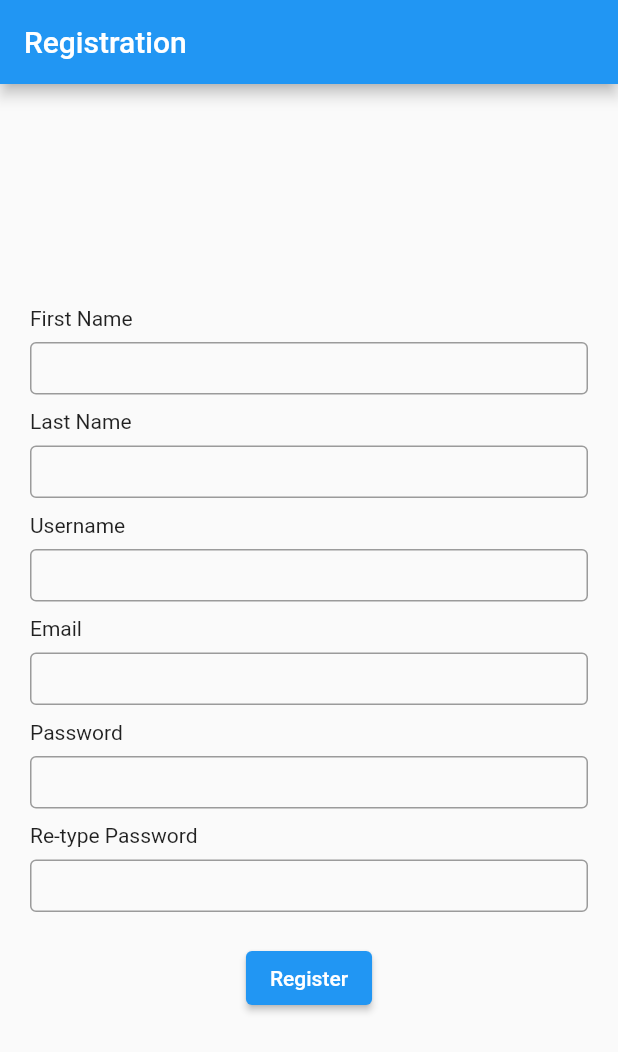
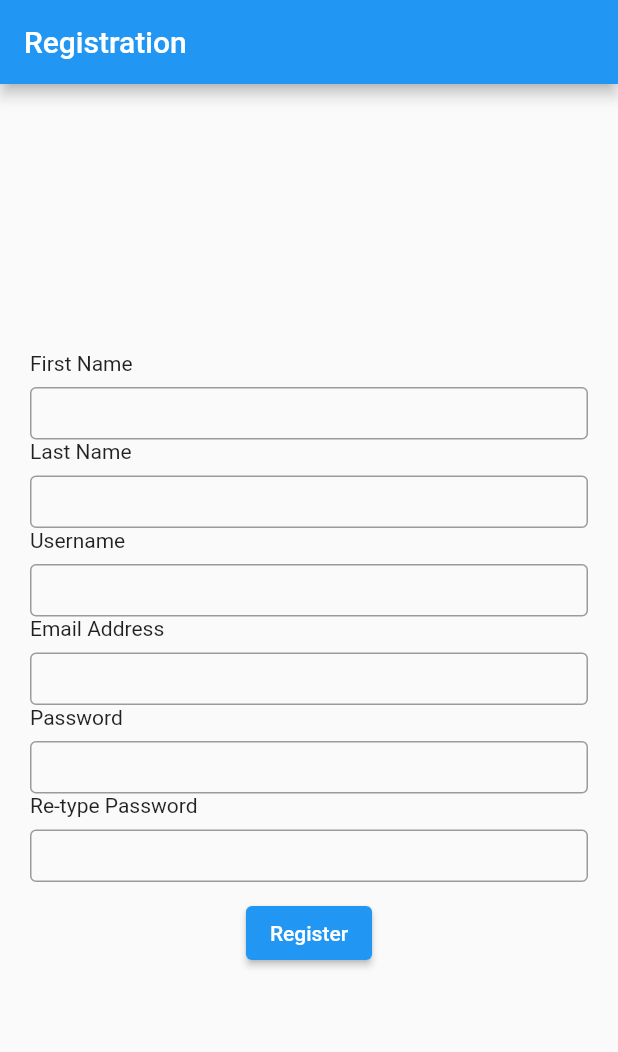
Before and after one commit to faraayeesha286941/fresh_harvest, a Flutter app: the RegistrationPage screen opened directly, after a tap on "Register", on a phone screen of 412 x 824 dp. Shown: the top 1052 px of the screen. Run offline on Flutter 3.47's test engine with Material 2 defaults, Android fonts, the phone set to English and light mode, and no system bars; our stand-ins replace fluttertoast; network calls fail.

```diff
--- /dev/null
+++ b/lib/appconfig/myconfig.dart
@@ -0,0 +1,3 @@
+class MyConfig{
+  String SERVER = "http://10.144.164.240";
+}
--- a/lib/screen/userregistration.dart
+++ b/lib/screen/userregistration.dart
@@ -1,4 +1,8 @@
 import 'package:flutter/material.dart';
+import 'package:http/http.dart' as http;
+import 'package:fluttertoast/fluttertoast.dart';
+import 'dart:convert';
+import 'package:fresh_harvest/appconfig/myconfig.dart';
 
 void main() {
   runApp(MaterialApp(
@@ -6,7 +10,46 @@ void main() {
   ));
 }
 
-class RegistrationPage extends StatelessWidget {
+class RegistrationPage extends StatefulWidget {
+  @override
+  _RegistrationPageState createState() => _RegistrationPageState();
+}
+
+class _RegistrationPageState extends State<RegistrationPage> {
+  TextEditingController firstNameController = TextEditingController();
+  TextEditingController lastNameController = TextEditingController();
+  TextEditingController usernameController = TextEditingController();
+  TextEditingController emailController = TextEditingController();
+  TextEditingController passwordController = TextEditingController();
+  TextEditingController retypePasswordController = TextEditingController();
+
+  void registerUser() async {
+  final response = await http.post(
+    Uri.parse('${MyConfig().SERVER}/fresh_harvest/php/register_user.php'),
+    body: {
+      'first_name': firstNameController.text,
+      'last_name': lastNameController.text,
+      'username': usernameController.text,
+      'email': emailController.text,
+      'password': passwordController.text,
+    },
+  );
+
+  if (response.statusCode == 200) {
+    // Adjusting the response to remove the 'success' text before decoding
+    var jsonResponse = response.body;
+    if (jsonResponse.startsWith('success')) {
+      jsonResponse = jsonResponse.substring('success'.length);
+    }
+    // Assuming server returns a JSON object on successful registration
+    var data = json.decode(jsonResponse);
+    Fluttertoast.showToast(msg: data['message']);
+  } else {
+    Fluttertoast.showToast(msg: 'Error registering user');
+  }
+}
+
+
   @override
   Widget build(BuildContext context) {
     return Scaffold(
@@ -27,15 +70,15 @@ class RegistrationPage extends StatelessWidget {
               Padding(
                 padding: EdgeInsets.symmetric(horizontal: 20.0),
                 child: TextField(
+                  controller: firstNameController,
                   decoration: InputDecoration(
                     border: OutlineInputBorder(),
                     hintText: '',
-                    isDense: true, // Reduces the height
-                    contentPadding: EdgeInsets.all(8.0), // Adjusts internal padding
+                    isDense: true,
+                    contentPadding: EdgeInsets.all(8.0),
                   ),
                 ),
               ),
-              SizedBox(height: 10),
               Padding(
                 padding: EdgeInsets.only(bottom: 8.0, left: 20.0, right: 20.0),
                 child: Align(
@@ -46,6 +89,7 @@ class RegistrationPage extends StatelessWidget {
               Padding(
                 padding: EdgeInsets.symmetric(horizontal: 20.0),
                 child: TextField(
+                  controller: lastNameController,
                   decoration: InputDecoration(
                     border: OutlineInputBorder(),
                     hintText: '',
@@ -54,7 +98,6 @@ class RegistrationPage extends StatelessWidget {
                   ),
                 ),
               ),
-              SizedBox(height: 10),
               Padding(
                 padding: EdgeInsets.only(bottom: 8.0, left: 20.0, right: 20.0),
                 child: Align(
@@ -65,6 +108,7 @@ class RegistrationPage extends StatelessWidget {
               Padding(
                 padding: EdgeInsets.symmetric(horizontal: 20.0),
                 child: TextField(
+                  controller: usernameController,
                   decoration: InputDecoration(
                     border: OutlineInputBorder(),
                     hintText: '',
@@ -73,17 +117,17 @@ class RegistrationPage extends StatelessWidget {
                   ),
                 ),
               ),
-              SizedBox(height: 10),
               Padding(
                 padding: EdgeInsets.only(bottom: 8.0, left: 20.0, right: 20.0),
                 child: Align(
                   alignment: Alignment.centerLeft,
-                  child: Text('Email'),
+                  child: Text('Email Address'),
                 ),
               ),
               Padding(
                 padding: EdgeInsets.symmetric(horizontal: 20.0),
                 child: TextField(
+                  controller: emailController,
                   decoration: InputDecoration(
                     border: OutlineInputBorder(),
                     hintText: '',
@@ -92,7 +136,6 @@ class RegistrationPage extends StatelessWidget {
                   ),
                 ),
               ),
-              SizedBox(height: 10),
               Padding(
                 padding: EdgeInsets.only(bottom: 8.0, left: 20.0, right: 20.0),
                 child: Align(
@@ -103,7 +146,7 @@ class RegistrationPage extends StatelessWidget {
               Padding(
                 padding: EdgeInsets.symmetric(horizontal: 20.0),
                 child: TextField(
-                  obscureText: true,
+                  controller: passwordController,
                   decoration: InputDecoration(
                     border: OutlineInputBorder(),
                     hintText: '',
@@ -112,7 +155,6 @@ class RegistrationPage extends StatelessWidget {
                   ),
                 ),
               ),
-              SizedBox(height: 10),
               Padding(
                 padding: EdgeInsets.only(bottom: 8.0, left: 20.0, right: 20.0),
                 child: Align(
@@ -123,7 +165,7 @@ class RegistrationPage extends StatelessWidget {
               Padding(
                 padding: EdgeInsets.symmetric(horizontal: 20.0),
                 child: TextField(
-                  obscureText: true,
+                  controller: retypePasswordController,
                   decoration: InputDecoration(
                     border: OutlineInputBorder(),
                     hintText: '',
@@ -132,9 +174,15 @@ class RegistrationPage extends StatelessWidget {
                   ),
                 ),
               ),
-              SizedBox(height: 20),
+              SizedBox(height: 10),
               ElevatedButton(
-                onPressed: () {},
+                onPressed: () {
+                  if (passwordController.text == retypePasswordController.text) {
+                    registerUser();
+                  } else {
+                    Fluttertoast.showToast(msg: 'Passwords do not match');
+                  }
+                },
                 child: Text('Register'),
               ),
             ],
--- a/pubspec.yaml
+++ b/pubspec.yaml
@@ -9,6 +9,8 @@ environment:
 dependencies:
   flutter:
     sdk: flutter
+  fluttertoast: ^8.2.5
+  http: ^1.1.0
 
 dev_dependencies:
   flutter_test:
```
Also changed, not shown: pubspec.lock, 3 other files.
